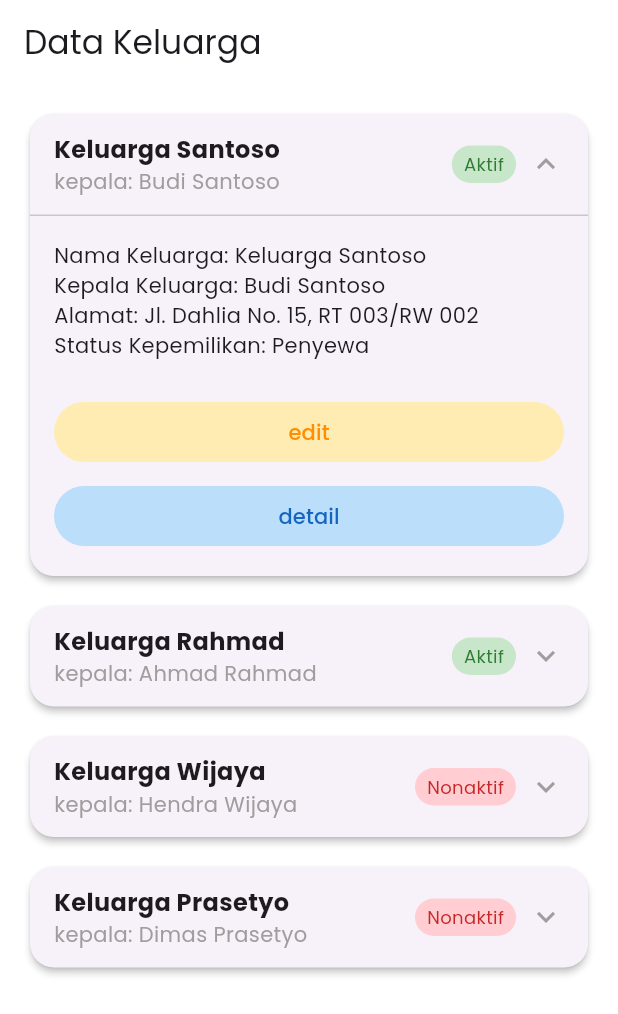
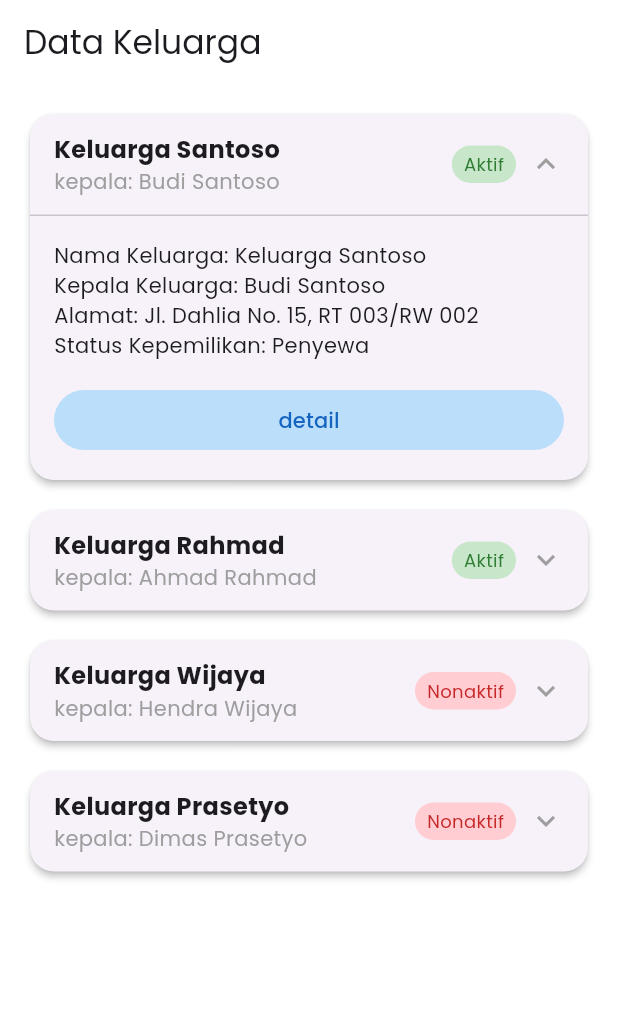
Before and after one commit to Mobile-AFIV/android_Jawara, a Flutter app: the KeluargaSection screen opened by its route, on a phone screen of 412 x 824 dp. Shown: the top 1014 px of the screen. Run offline on Flutter 3.47's test engine with Material 3 defaults, Android fonts, the phone set to English and light mode, and no system bars; our stand-ins replace go_router, google_fonts, image_picker.

Commit message:
warga: section: Remove edit button from keluarga and mutasi keluarga sections
Signed-off-by: Firmank123 <firmankediri123@gmail.com>

```diff
--- a/lib/screens/warga/section/keluarga_section.dart
+++ b/lib/screens/warga/section/keluarga_section.dart
@@ -141,19 +141,6 @@ class _KeluargaSectionState extends State<KeluargaSection> {
                       const SizedBox(height: 8),
 
                       // Action buttons
-                      const SizedBox(height: 16),
-                      SizedBox(
-                        width: double.infinity,
-                        child: ElevatedButton(
-                          onPressed: () {},
-                          style: ElevatedButton.styleFrom(
-                            backgroundColor: Colors.amber[100],
-                            foregroundColor: Colors.amber[800],
-                            elevation: 0,
-                          ),
-                          child: const Text('edit'),
-                        ),
-                      ),
                       const SizedBox(height: 8),
                       SizedBox(
                         width: double.infinity,
```
Also changed, not shown: lib/screens/warga/section/mutasi_keluarga_section.dart (+0 -13 lines).
